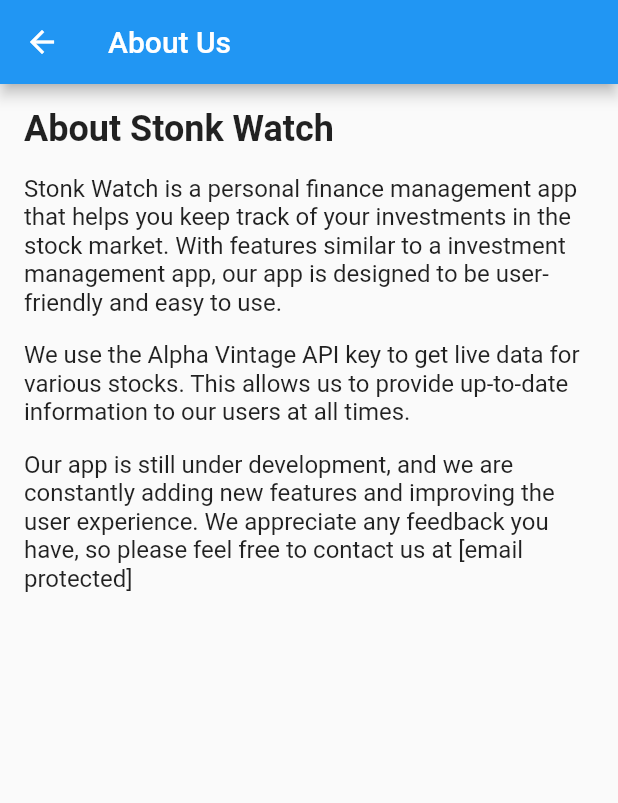
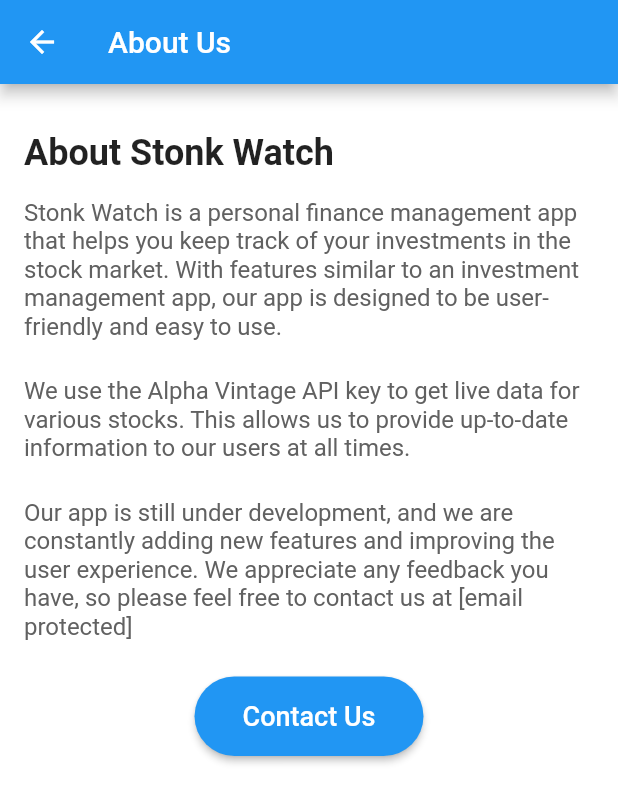
Before and after one commit to Anishsub599/Stonk-Watch, a Flutter app: the Aboutus screen opened directly, on a phone screen of 412 x 824 dp. Shown: the top 803 px of the screen. Run offline on Flutter 3.47's test engine with Material 2 defaults, Android fonts, the phone set to English and light mode, and no system bars; our stand-ins replace cloud_firestore, firebase_auth, firebase_core, fluttertoast, google_nav_bar, syncfusion_flutter_charts; missing offline and left inert: firebase_auth_platform_interface; accounts and stored records are empty.

Commit message:
Drawer and Aboutus

```diff
--- a/lib/pages/Aboutus.dart
+++ b/lib/pages/Aboutus.dart
@@ -9,11 +9,13 @@
       appBar: AppBar(
         title: Text('About Us'),
       ),
-      body: Padding(
-        padding: const EdgeInsets.all(16.0),
+      backgroundColor: Colors.white,
+      body: Container(
+        padding: EdgeInsets.all(16),
         child: Column(
-          crossAxisAlignment: CrossAxisAlignment.stretch,
+          crossAxisAlignment: CrossAxisAlignment.start,
           children: [
+            SizedBox(height: 16),
             Text(
               'About Stonk Watch',
               style: TextStyle(
@@ -23,18 +25,35 @@
             ),
             SizedBox(height: 16),
             Text(
-              'Stonk Watch is a personal finance management app that helps you keep track of your investments in the stock market. With features similar to a investment management app, our app is designed to be user-friendly and easy to use.',
-              style: TextStyle(fontSize: 16),
+              'Stonk Watch is a personal finance management app that helps you keep track of your investments in the stock market. With features similar to an investment management app, our app is designed to be user-friendly and easy to use.',
+              style: TextStyle(fontSize: 16, color: Colors.grey[700]),
             ),
-            SizedBox(height: 16),
+            SizedBox(height: 24),
             Text(
               'We use the Alpha Vintage API key to get live data for various stocks. This allows us to provide up-to-date information to our users at all times.',
-              style: TextStyle(fontSize: 16),
+              style: TextStyle(fontSize: 16, color: Colors.grey[700]),
             ),
-            SizedBox(height: 16),
+            SizedBox(height: 24),
             Text(
               'Our app is still under development, and we are constantly adding new features and improving the user experience. We appreciate any feedback you have, so please feel free to contact us at [email protected]',
-              style: TextStyle(fontSize: 16),
+              style: TextStyle(fontSize: 16, color: Colors.grey[700]),
+            ),
+            SizedBox(height: 24),
+            Center(
+              child: ElevatedButton(
+                onPressed: () {},
+                child: Text(
+                  'Contact Us',
+                  style: TextStyle(fontSize: 18),
+                ),
+                style: ElevatedButton.styleFrom(
+                  primary: Colors.blue,
+                  padding: EdgeInsets.symmetric(horizontal: 32, vertical: 16),
+                  shape: RoundedRectangleBorder(
+                    borderRadius: BorderRadius.circular(30),
+                  ),
+                ),
+              ),
             ),
           ],
         ),
--- a/pubspec.yaml
+++ b/pubspec.yaml
@@ -39,6 +39,7 @@
   # Use with the CupertinoIcons class for iOS style icons.
   cupertino_icons: ^1.0.2
   google_nav_bar: ^5.0.6
+  provider: ^6.0.5
 
 dev_dependencies:
   flutter_test:
```
Also changed, not shown: lib/pages/homepage.dart (+78 -19 lines), pubspec.lock.
